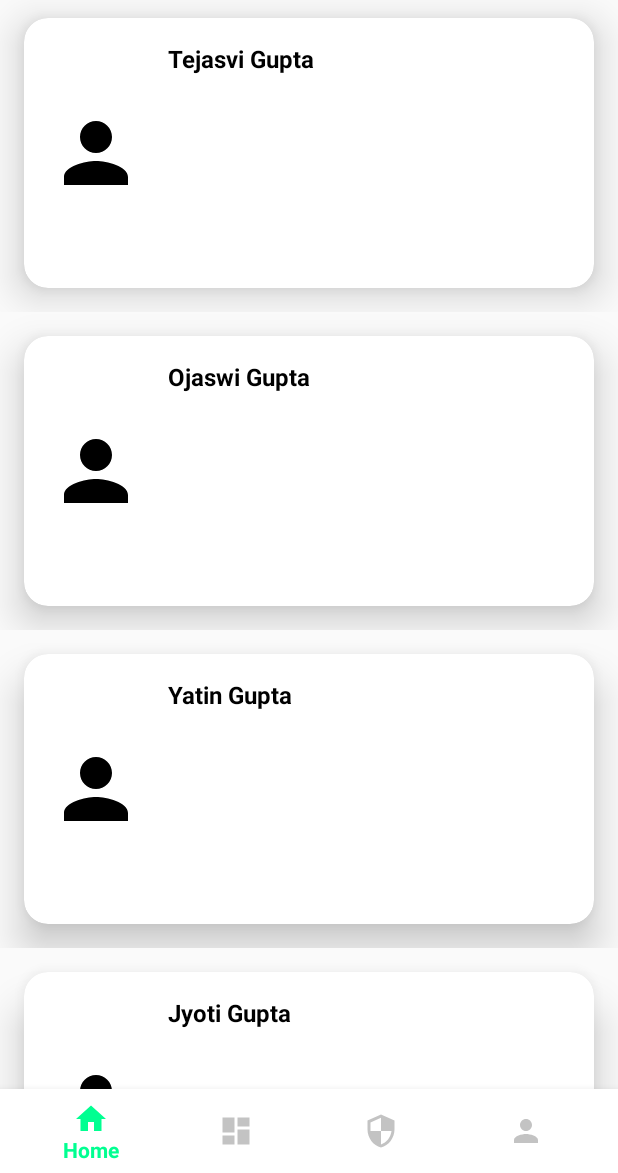
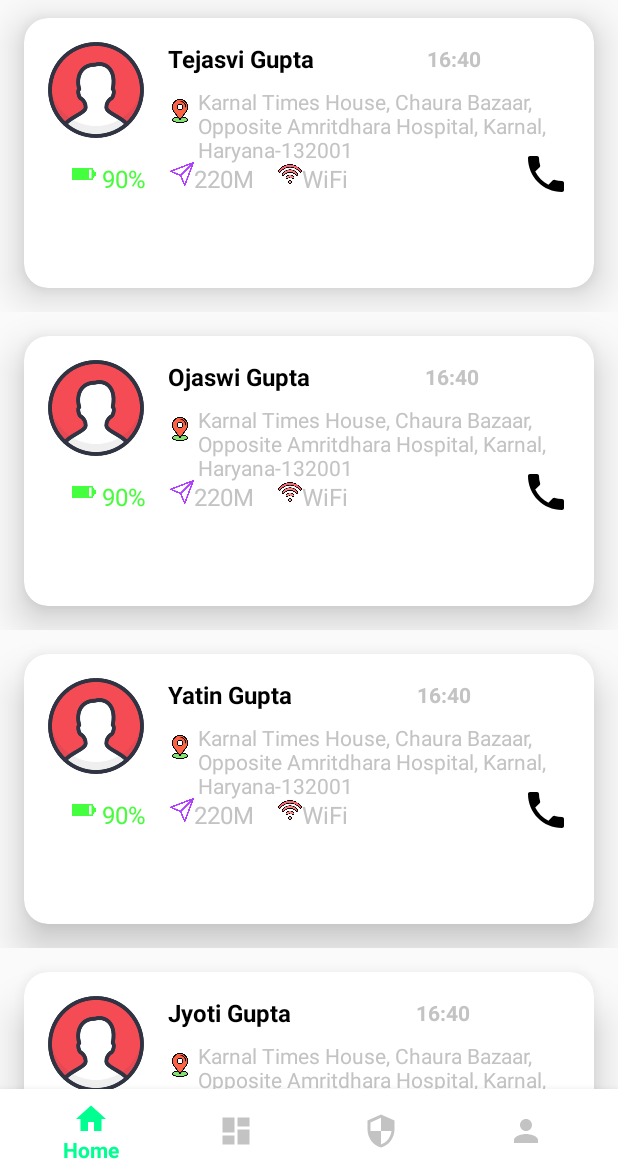
Before and after one commit to tejasvi98/MyFamily, an Android app: the screen it shows after launch (MainActivity), on a phone screen of 412 x 824 dp, the part 63-1236 px from its top. Run offline under Robolectric (Android 15) with nearby library versions, the phone set to English and light mode, and no system bars.

Commit message:
ui changes 1

```diff
--- /dev/null
+++ b/app/src/main/res/drawable/ic_phone.xml
@@ -0,0 +1,5 @@
+<vector android:height="24dp" android:tint="#000000"
+    android:viewportHeight="24" android:viewportWidth="24"
+    android:width="24dp" xmlns:android="http://schemas.android.com/apk/res/android">
+    <path android:fillColor="@android:color/white" android:pathData="M6.62,10.79c1.44,2.83 3.76,5.14 6.59,6.59l2.2,-2.2c0.27,-0.27 0.67,-0.36 1.02,-0.24 1.12,0.37 2.33,0.57 3.57,0.57 0.55,0 1,0.45 1,1V20c0,0.55 -0.45,1 -1,1 -9.39,0 -17,-7.61 -17,-17 0,-0.55 0.45,-1 1,-1h3.5c0.55,0 1,0.45 1,1 0,1.25 0.2,2.45 0.57,3.57 0.11,0.35 0.03,0.74 -0.25,1.02l-2.2,2.2z"/>
+</vector>
--- a/app/src/main/res/layout/item_member.xml
+++ b/app/src/main/res/layout/item_member.xml
@@ -8,9 +8,9 @@
     <com.google.android.material.card.MaterialCardView
         android:id="@+id/mcv_card"
         android:layout_width="match_parent"
-        android:background="@color/purple_200"
         android:layout_height="@dimen/dimen_180"
         android:layout_margin="@dimen/dimen_16"
+        android:background="@color/purple_200"
         app:cardCornerRadius="@dimen/dimen_16"
         app:cardElevation="@dimen/dimen_16"
         app:layout_constraintBottom_toBottomOf="parent"
@@ -23,8 +23,7 @@
         android:layout_height="@dimen/dimen_64"
         android:layout_margin="@dimen/dimen_16"
         android:elevation="@dimen/dimen_16"
-        android:src="@drawable/ic_profile"
-        app:layout_constraintBottom_toBottomOf="@+id/mcv_card"
+        android:src="@drawable/ic_user"
         app:layout_constraintStart_toStartOf="@+id/mcv_card"
         app:layout_constraintTop_toTopOf="@+id/mcv_card" />
 
@@ -41,4 +40,118 @@
         app:layout_constraintStart_toEndOf="@+id/iv_img_user"
         app:layout_constraintTop_toTopOf="@+id/mcv_card" />
 
+    <ImageView
+        android:id="@+id/iv_user_location"
+        android:layout_width="@dimen/dimen_16"
+        android:layout_height="@dimen/dimen_16"
+        android:layout_margin="@dimen/dimen_16"
+        android:elevation="@dimen/dimen_16"
+        android:src="@drawable/ic_user_location"
+        app:layout_constraintStart_toEndOf="@+id/iv_img_user"
+        app:layout_constraintTop_toBottomOf="@+id/tv_user_name" />
+
+    <TextView
+        android:id="@+id/tv_address"
+        android:layout_width="0dp"
+        android:layout_height="wrap_content"
+        android:layout_marginStart="@dimen/dimen_4"
+        android:layout_marginTop="@dimen/dimen_8"
+        android:elevation="@dimen/dimen_16"
+        android:text="@string/string_address_sample"
+        android:textColor="@color/dark_grey"
+        app:layout_constraintEnd_toEndOf="parent"
+        app:layout_constraintStart_toEndOf="@+id/iv_user_location"
+        app:layout_constraintTop_toBottomOf="@+id/tv_user_name" />
+
+    <TextView
+        android:id="@+id/tv_time"
+        android:layout_width="wrap_content"
+        android:layout_height="wrap_content"
+        android:elevation="@dimen/dimen_16"
+        android:text="@string/string_time_sample"
+        android:textColor="@color/dark_grey"
+        android:textStyle="bold"
+        app:layout_constraintBottom_toBottomOf="@+id/tv_user_name"
+        app:layout_constraintEnd_toEndOf="@+id/mcv_card"
+        app:layout_constraintStart_toEndOf="@+id/tv_user_name"
+        app:layout_constraintTop_toTopOf="@id/tv_user_name" />
+
+    <ImageView
+        android:id="@+id/iv_battery"
+        android:layout_width="@dimen/dimen_16"
+        android:layout_height="@dimen/dimen_16"
+        android:layout_margin="@dimen/dimen_16"
+        android:elevation="@dimen/dimen_16"
+        android:src="@drawable/ic_battery"
+        app:layout_constraintStart_toStartOf="@+id/iv_img_user"
+        app:layout_constraintTop_toBottomOf="@id/iv_img_user" />
+
+    <TextView
+        android:id="@+id/tv_battery"
+        android:layout_width="wrap_content"
+        android:layout_height="wrap_content"
+        android:layout_marginStart="@dimen/dimen_4"
+        android:elevation="@dimen/dimen_16"
+        android:text="@string/string_battery_percentage"
+        android:textColor="@color/color_battery_green"
+        android:textSize="@dimen/dimen_16"
+        app:layout_constraintStart_toEndOf="@+id/iv_battery"
+        app:layout_constraintTop_toTopOf="@+id/iv_battery" />
+
+    <ImageView
+        android:id="@+id/iv_distance_icon"
+        android:layout_width="@dimen/dimen_16"
+        android:layout_height="@dimen/dimen_16"
+        android:layout_margin="@dimen/dimen_16"
+        android:layout_marginStart="@dimen/dimen_16"
+        android:elevation="@dimen/dimen_16"
+        android:src="@drawable/ic_navigation"
+        app:layout_constraintStart_toEndOf="@id/tv_battery"
+        app:layout_constraintTop_toBottomOf="@id/iv_img_user" />
+
+    <TextView
+        android:id="@+id/tv_distance"
+        android:layout_width="wrap_content"
+        android:layout_height="wrap_content"
+        android:elevation="@dimen/dimen_16"
+        android:text="@string/string_distance_sample"
+        android:textColor="@color/dark_grey"
+        android:textSize="@dimen/dimen_16"
+        app:layout_constraintStart_toEndOf="@+id/iv_distance_icon"
+        app:layout_constraintTop_toTopOf="@+id/iv_distance_icon" />
+
+    <ImageView
+        android:id="@+id/iv_wifi"
+        android:layout_width="@dimen/dimen_16"
+        android:layout_height="@dimen/dimen_16"
+        android:layout_margin="@dimen/dimen_16"
+        android:layout_marginStart="@dimen/dimen_16"
+        android:elevation="@dimen/dimen_16"
+        android:src="@drawable/ic_wifi"
+        app:layout_constraintStart_toEndOf="@id/tv_distance"
+        app:layout_constraintTop_toBottomOf="@id/iv_img_user" />
+
+    <TextView
+        android:id="@+id/tv_wifi"
+        android:layout_width="wrap_content"
+        android:layout_height="wrap_content"
+        android:elevation="@dimen/dimen_16"
+        android:text="@string/string_wifi"
+        android:textColor="@color/dark_grey"
+        android:textSize="@dimen/dimen_16"
+        app:layout_constraintStart_toEndOf="@+id/iv_wifi"
+        app:layout_constraintTop_toTopOf="@+id/iv_wifi" />
+
+    <ImageView
+        android:id="@+id/iv_phone"
+        android:layout_width="@dimen/dimen_32"
+        android:layout_height="@dimen/dimen_32"
+        android:layout_margin="@dimen/dimen_16"
+        android:elevation="@dimen/dimen_16"
+        android:src="@drawable/ic_phone"
+        app:layout_constraintBottom_toBottomOf="@+id/iv_battery"
+        app:layout_constraintEnd_toEndOf="@+id/mcv_card"
+        app:layout_constraintTop_toTopOf="@+id/iv_battery"
+        app:tint="@color/black" />
+
 </androidx.constraintlayout.widget.ConstraintLayout>
--- a/app/src/main/res/values/colors.xml
+++ b/app/src/main/res/values/colors.xml
@@ -12,4 +12,5 @@
     <color name="card_red">#f0737b</color>
     <color name="card_cyan">#63d2c8</color>
     <color name="light_green">#00FF91</color>
+    <color name="color_battery_green">#48fc3c</color>
 </resources>
--- a/app/src/main/res/values/dimens.xml
+++ b/app/src/main/res/values/dimens.xml
@@ -7,4 +7,7 @@
     <dimen name="dimen_0">0dp</dimen>
     <dimen name="dimen_96">96dp</dimen>
     <dimen name="dimen_64">64dp</dimen>
+    <dimen name="dimen_8">8dp</dimen>
+    <dimen name="dimen_4">4dp</dimen>
+    <dimen name="dimen_32">32dp</dimen>
 </resources>
--- a/app/src/main/res/values/strings.xml
+++ b/app/src/main/res/values/strings.xml
@@ -11,4 +11,9 @@
     <string name="MyFamily">My Family</string>
     <!-- TODO: Remove or change this placeholder text -->
     <string name="hello_blank_fragment">Hello blank fragment</string>
+    <string name="string_time_sample">16:40</string>
+    <string name="string_address_sample">Karnal Times House, Chaura Bazaar, Opposite Amritdhara Hospital, Karnal, Haryana-132001</string>
+    <string name="string_battery_percentage">90%</string>
+    <string name="string_distance_sample">220M</string>
+    <string name="string_wifi">WiFi</string>
 </resources>
```
Also changed, not shown: app/src/main/res/drawable/ic_battery.png (added), app/src/main/res/drawable/ic_navigation.png (added), app/src/main/res/drawable/ic_user.png (added), app/src/main/res/drawable/ic_user_location.png (added), app/src/main/res/drawable/ic_wifi.png (added).
